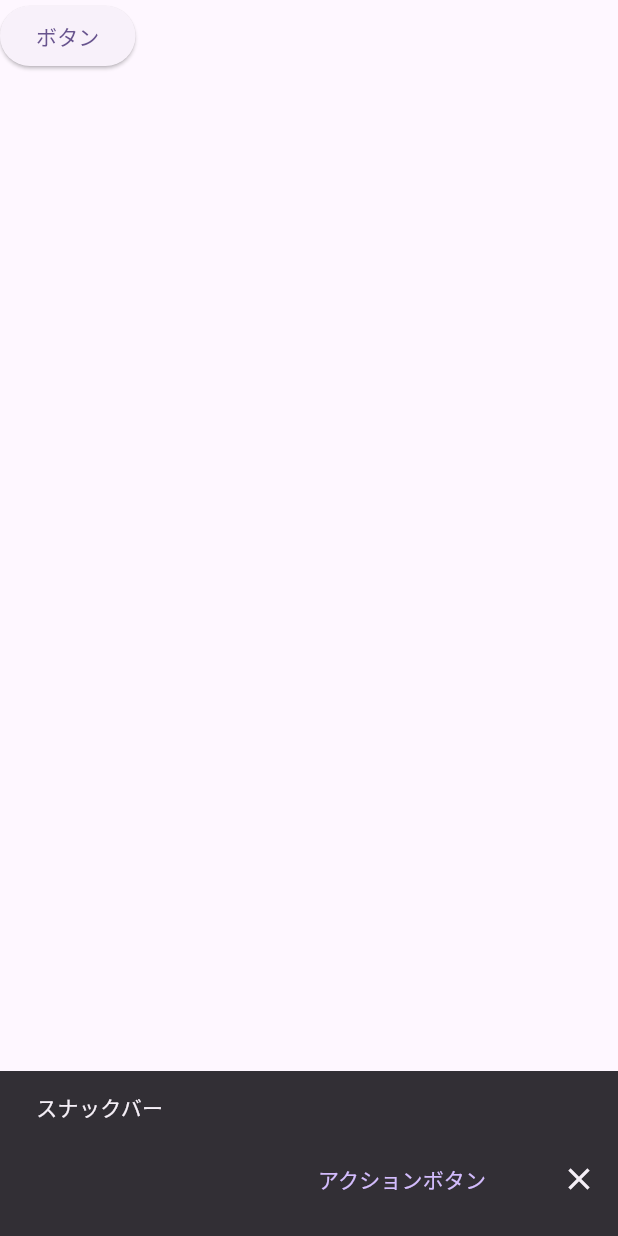
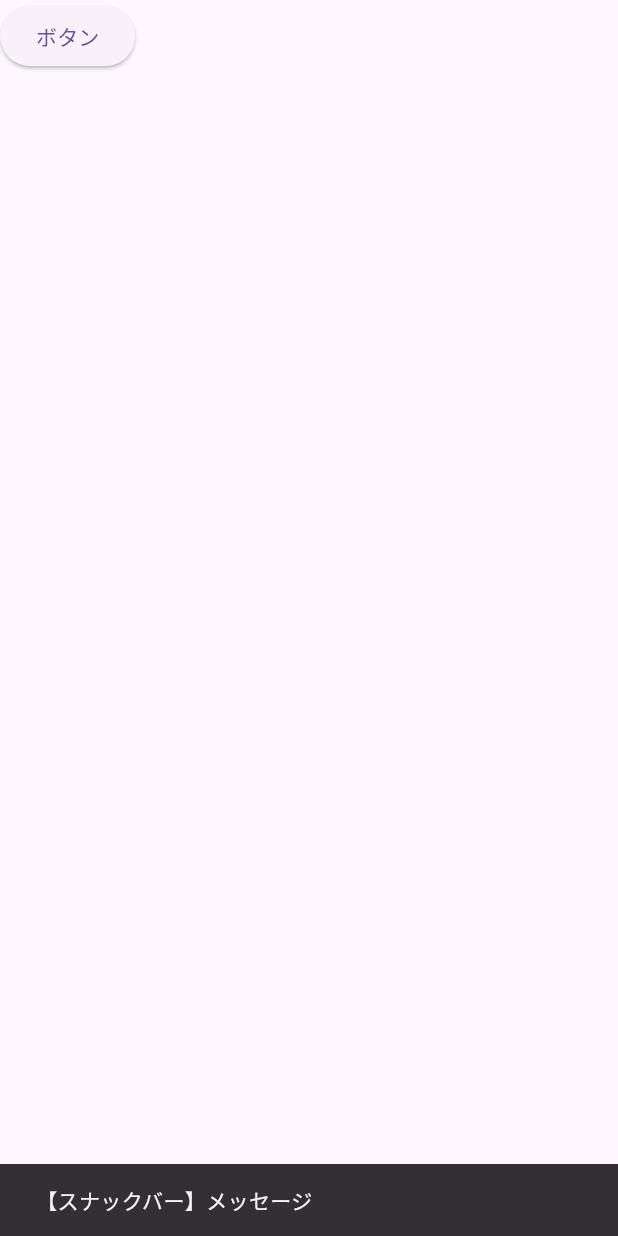
Before and after one commit to dream-developer/flutter_scaffold, a Flutter app: the screen it shows after launch, after a tap on "ボタン", on a phone screen of 412 x 824 dp. Run offline on Flutter 3.47's test engine with Material 3 defaults, Android fonts, the phone set to English and light mode, and no system bars.

Commit message:
スキャフォールド - スナックバー - 関数化

```diff
--- a/lib/main.dart
+++ b/lib/main.dart
@@ -23,21 +23,20 @@ class MyApp extends StatelessWidget {
 class MyHomePage extends StatelessWidget {
   const MyHomePage({super.key, required this.title});
   final String title;
+
+  _mySnackBar(String msg){ // 1
+    return SnackBar(
+      content: Text('【スナックバー】$msg'),
+    );
+  }
+
   @override
   Widget build(BuildContext context) {
-    final snackbar = SnackBar( // 1
-      content: const Text('スナックバー'), // 2
-      duration: const Duration(milliseconds: 10000), // 3
-      showCloseIcon: true, // 4
-      onVisible: () { print('スナックバーが表示されました'); }, // 5
-      action: SnackBarAction( // 6
-        label: 'アクションボタン',
-        onPressed: () { print('アクションボタンが押されました'); }, // 7
-      ),
-    );
     final button = ElevatedButton(
       onPressed: () {
-        ScaffoldMessenger.of(context).showSnackBar( snackbar, ); // 8
+        ScaffoldMessenger.of(context).showSnackBar(
+          _mySnackBar("メッセージ") // 2
+        );
       },
       child: const Text("ボタン"),
     );
```
